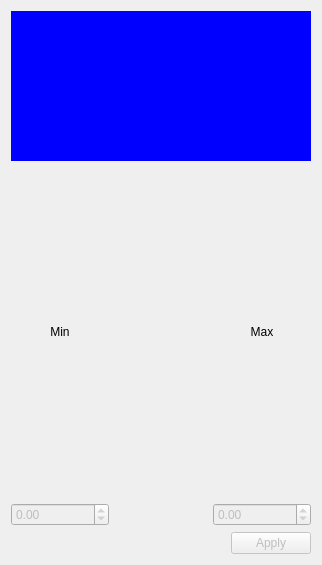
Before: the Qt Designer form Skyviewer/histogramwidget.ui in ATNoG/HealpixViewer, drawn with Qt 5.
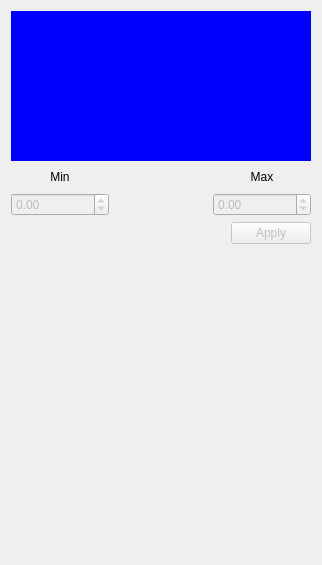
After: the same form once the commit is applied. Custom widgets are drawn as their Qt base class.

Commit message: HistogramWidget layout updated to correct layout problems

```diff
--- a/Skyviewer/histogramwidget.ui
+++ b/Skyviewer/histogramwidget.ui
@@ -159,6 +159,19 @@
      </item>
     </layout>
    </item>
+   <item>
+    <spacer name="verticalSpacer">
+     <property name="orientation">
+      <enum>Qt::Vertical</enum>
+     </property>
+     <property name="sizeHint" stdset="0">
+      <size>
+       <width>20</width>
+       <height>40</height>
+      </size>
+     </property>
+    </spacer>
+   </item>
   </layout>
  </widget>
  <customwidgets>
```
